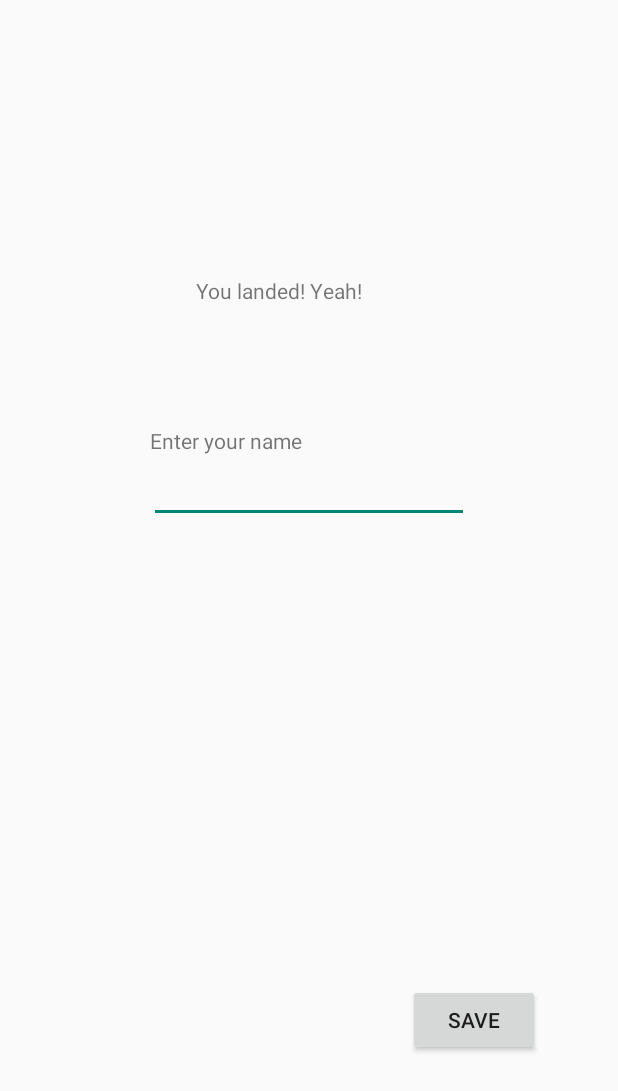
After one commit to JIR0096/LunarLander, an Android app: the LandedActivity screen opened directly, with no data from a screen before it, on a phone screen of 412 x 824 dp. The commit adds this screen. Shown: the top 1091 px of the screen. Run offline under Robolectric (Android 15) with nearby library versions, the phone set to English and light mode, and no system bars.

Commit message:
Added backgroud, event for succesfull land or crash, scrollable display of game so player can move in cycle and eventually land...

```diff
--- a/app/src/main/AndroidManifest.xml
+++ b/app/src/main/AndroidManifest.xml
@@ -9,7 +9,9 @@
         android:roundIcon="@mipmap/ic_launcher_round"
         android:supportsRtl="true"
         android:theme="@style/AppTheme">
-        <activity android:name=".CrashedActivity"></activity>
+        <activity android:name=".LandedActivity"></activity>
+        <activity android:name=".SettingsDetailActivity" />
+        <activity android:name=".CrashedActivity" />
         <activity android:name=".SettingActivity" />
         <activity android:name=".GameActivity" />
         <activity android:name=".MainActivity">
--- a/app/src/main/java/com/example/lunarlander/CrashedActivity.java
+++ b/app/src/main/java/com/example/lunarlander/CrashedActivity.java
@@ -15,7 +15,7 @@ public class CrashedActivity extends AppCompatActivity {
     }
 
     public void again(View view){
-        finish();
+        startActivity(new Intent(this, GameActivity.class));
     }
     public void menu(View view){
         startActivity(new Intent(this, MainActivity.class));
--- a/app/src/main/java/com/example/lunarlander/GameActivity.java
+++ b/app/src/main/java/com/example/lunarlander/GameActivity.java
@@ -71,9 +71,9 @@ public class GameActivity extends Activity {
     protected void endGame(){
         switch (stat){
             case 1:
+                startActivity(new Intent(this, LandedActivity.class));
                 break;
             case -1:
-                startActivity(new Intent(this, CrashedActivity.class));
                 /*AlertDialog alertDialog = new AlertDialog.Builder(GameActivity.this).create();
                 alertDialog.setTitle("Lose");
                 alertDialog.setMessage("You crashed, therefore you lose");
@@ -84,9 +84,9 @@ public class GameActivity extends Activity {
                             }
                         });
                 alertDialog.show();*/
-                break;
 
             default:
+                startActivity(new Intent(this, CrashedActivity.class));
                break;
 
         }
--- a/app/src/main/java/com/example/lunarlander/SettingActivity.java
+++ b/app/src/main/java/com/example/lunarlander/SettingActivity.java
@@ -3,6 +3,7 @@ package com.example.lunarlander;
 import androidx.appcompat.app.AppCompatActivity;
 
 import android.app.Activity;
+import android.content.Intent;
 import android.content.SharedPreferences;
 import android.content.pm.PackageManager;
 import android.graphics.Color;
@@ -10,6 +11,8 @@ import android.os.Bundle;
 import android.view.View;
 
 public class SettingActivity extends Activity {
+
+    private int count = 0;
 
     @Override
     protected void onCreate(Bundle savedInstanceState) {
@@ -39,9 +42,12 @@ public class SettingActivity extends Activity {
 
     public void controlByTouch(View view)
     {
+        if(count > 7)
+            startActivity(new Intent(this, SettingsDetailActivity.class));
         Settings.controlWithGyro = false;
         setActivityBackgroundColor(Color.YELLOW);
         save();
+        count++;
     }
 
     public void save()
--- a/app/src/main/res/layout/activity_crashed.xml
+++ b/app/src/main/res/layout/activity_crashed.xml
@@ -8,12 +8,13 @@
 
     <TextView
         android:id="@+id/textView"
-        android:layout_width="405dp"
-        android:layout_height="43dp"
+        android:layout_width="168dp"
+        android:layout_height="140dp"
         android:layout_marginTop="176dp"
         android:text='You crashed, therefore you lose...'
         android:textSize="26dp"
         app:layout_constraintEnd_toEndOf="parent"
+        app:layout_constraintHorizontal_bias="0.497"
         app:layout_constraintStart_toStartOf="parent"
         app:layout_constraintTop_toTopOf="parent" />
 
--- /dev/null
+++ b/app/src/main/res/layout/activity_landed.xml
@@ -0,0 +1,64 @@
+<?xml version="1.0" encoding="utf-8"?>
+<androidx.constraintlayout.widget.ConstraintLayout xmlns:android="http://schemas.android.com/apk/res/android"
+    xmlns:app="http://schemas.android.com/apk/res-auto"
+    xmlns:tools="http://schemas.android.com/tools"
+    android:layout_width="match_parent"
+    android:layout_height="match_parent"
+    tools:context=".LandedActivity">
+
+    <EditText
+        android:id="@+id/txtInputName"
+        android:layout_width="wrap_content"
+        android:layout_height="wrap_content"
+        android:ems="10"
+        android:inputType="textPersonName"
+        app:layout_constraintBottom_toBottomOf="parent"
+        app:layout_constraintEnd_toEndOf="parent"
+        app:layout_constraintStart_toStartOf="parent"
+        app:layout_constraintTop_toBottomOf="@+id/textView4"
+        app:layout_constraintVertical_bias="0.0" />
+
+    <TextView
+        android:id="@+id/textView2"
+        android:layout_width="151dp"
+        android:layout_height="21dp"
+        android:text="You landed! Yeah!"
+        app:layout_constraintBottom_toTopOf="@+id/txtInputName"
+        app:layout_constraintEnd_toEndOf="parent"
+        app:layout_constraintStart_toStartOf="parent"
+        app:layout_constraintTop_toTopOf="parent"
+        app:layout_constraintVertical_bias="0.652" />
+
+    <TextView
+        android:id="@+id/txtscore"
+        android:layout_width="wrap_content"
+        android:layout_height="wrap_content"
+        android:layout_marginBottom="72dp"
+        app:layout_constraintBottom_toTopOf="@+id/txtInputName"
+        app:layout_constraintEnd_toEndOf="parent"
+        app:layout_constraintStart_toStartOf="parent"
+        app:layout_constraintTop_toBottomOf="@+id/textView2" />
+
+    <TextView
+        android:id="@+id/textView4"
+        android:layout_width="wrap_content"
+        android:layout_height="wrap_content"
+        android:layout_marginTop="284dp"
+        android:text="Enter your name"
+        app:layout_constraintEnd_toEndOf="parent"
+        app:layout_constraintHorizontal_bias="0.322"
+        app:layout_constraintStart_toStartOf="parent"
+        app:layout_constraintTop_toTopOf="parent" />
+
+    <Button
+        android:id="@+id/btnSave"
+        android:layout_width="wrap_content"
+        android:layout_height="wrap_content"
+        android:layout_marginEnd="52dp"
+        android:layout_marginRight="52dp"
+        android:layout_marginBottom="120dp"
+        android:onClick="save"
+        android:text="Save"
+        app:layout_constraintBottom_toBottomOf="parent"
+        app:layout_constraintEnd_toEndOf="parent" />
+</androidx.constraintlayout.widget.ConstraintLayout>
```
Also changed, not shown: app/src/main/java/com/example/lunarlander/Background.java (added, +70 -0 lines), app/src/main/java/com/example/lunarlander/Difficulty.java (added, +24 -0 lines), app/src/main/java/com/example/lunarlander/GameView.java (+12 -13 lines), app/src/main/java/com/example/lunarlander/Ground.java (+61 -12 lines), app/src/main/java/com/example/lunarlander/LandedActivity.java (added, +54 -0 lines), app/src/main/java/com/example/lunarlander/Map.java (added, +54 -0 lines), app/src/main/java/com/example/lunarlander/Player.java (+14 -5 lines), app/src/main/java/com/example/lunarlander/Settings.java (+10 -0 lines), app/src/main/java/com/example/lunarlander/SettingsDetailActivity.java (added, +32 -0 lines), app/src/main/res/layout/activity_settings_detail.xml (added, +37 -0 lines).
